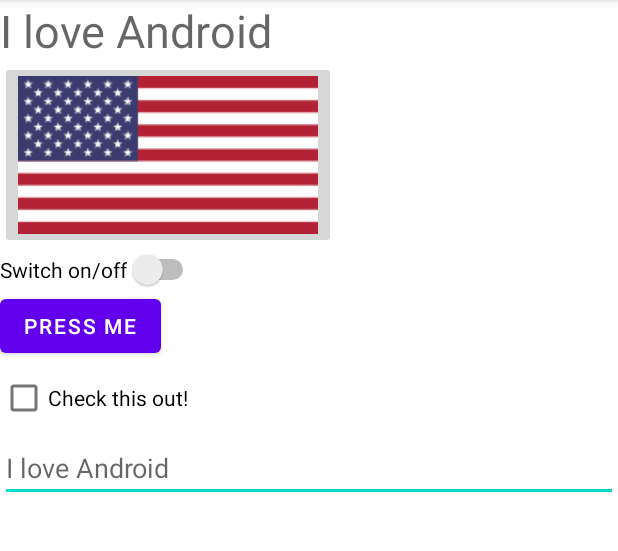
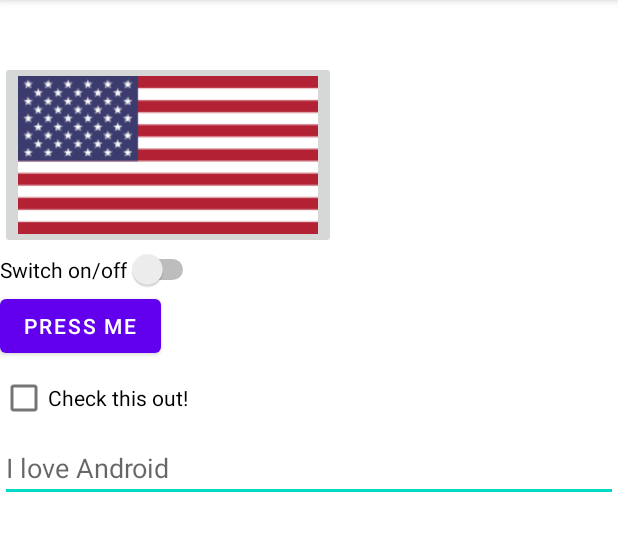
Before and after one commit to Tazmania0319/AndroidLabs, an Android app: the screen it shows after launch (MainActivity), on a phone screen of 412 x 824 dp, the part 84-635 px from its top. Run offline under Robolectric (Android 15) with nearby library versions, the phone set to English and light mode, and no system bars.

Commit message:
Wrong Orientation

```diff
--- a/app/src/main/res/layout/activity_main.xml
+++ b/app/src/main/res/layout/activity_main.xml
@@ -9,7 +9,7 @@
 
     <TextView
         android:id="@+id/inputtext"
-        android:hint="I love Android"
+        android:text="@string/I_love_Android"
         android:textSize="30dp"
         android:layout_width="wrap_content"
         android:layout_height="wrap_content" />
@@ -24,7 +24,7 @@
         android:id="@+id/switch1"
         android:layout_width="wrap_content"
         android:layout_height="wrap_content"
-        android:text="Switch on/off"
+        android:text="@string/switch_on_off"
         tools:layout_editor_absoluteX="5dp"
         tools:layout_editor_absoluteY="42dp" />
 
@@ -32,7 +32,7 @@
         android:id="@+id/button"
         android:layout_width="wrap_content"
         android:layout_height="wrap_content"
-        android:text="Press Me"
+        android:text="@string/Press_Me"
         tools:layout_editor_absoluteX="5dp"
         tools:layout_editor_absoluteY="137dp" />
 
@@ -40,7 +40,7 @@
         android:id="@+id/checkBox"
         android:layout_width="wrap_content"
         android:layout_height="wrap_content"
-        android:text="Check this out!"
+        android:text="@string/check_this_out"
         tools:layout_editor_absoluteX="282dp"
         tools:layout_editor_absoluteY="137dp" />
 
@@ -49,7 +49,7 @@
         android:layout_width="match_parent"
         android:layout_height="wrap_content"
         android:ems="10"
-        android:hint="I love Android"
+        android:hint="@string/i_love_android"
         android:inputType="textPersonName"
         tools:layout_editor_absoluteX="0dp"
         tools:layout_editor_absoluteY="185dp" />
--- a/app/src/main/res/values/strings.xml
+++ b/app/src/main/res/values/strings.xml
@@ -1,3 +1,8 @@
 <resources>
     <string name="app_name">AndroidLabs</string>
+    <string name="I_love_Android" />
+    <string name="Press_Me" />
+    <string name="i_love_android">I love Android</string>
+    <string name="check_this_out">Check this out!</string>
+    <string name="switch_on_off">Switch on/off</string>
 </resources>
```
Also changed, not shown: 1 other file.
